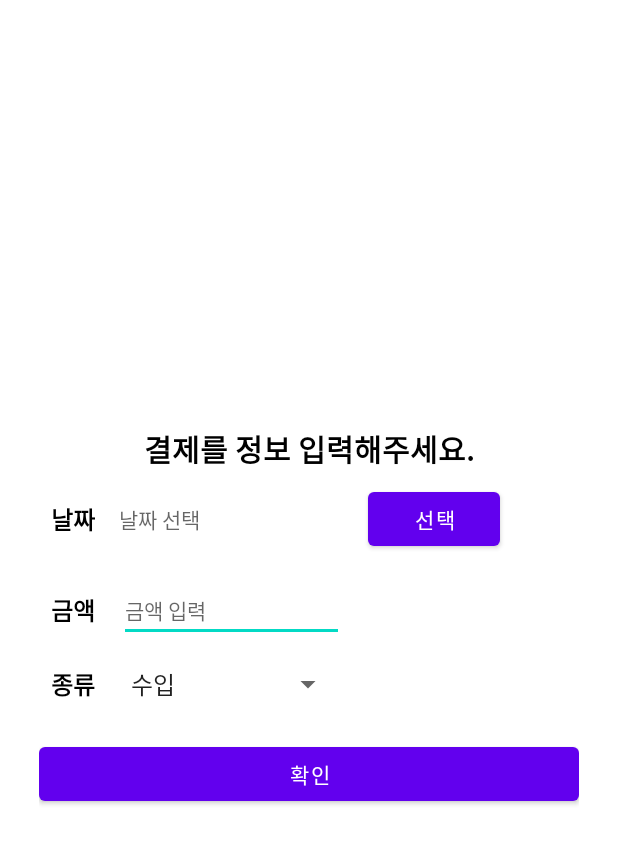
After one commit to gunheehan/AccountBank, an Android app: the layout fragment_payment_input.xml on its own in the app's theme, with its tools: preview values and no code run, on a phone screen of 412 x 824 dp. The commit adds this screen. Shown: the top 844 px of the screen. Run offline under Robolectric (Android 15) with nearby library versions, the phone set to English and light mode, and no system bars.

Commit message:
결제 정보 추가 입력 xml 베이스 추가

```diff
--- /dev/null
+++ b/app/src/main/res/layout/fragment_payment_input.xml
@@ -0,0 +1,113 @@
+<?xml version="1.0" encoding="utf-8"?>
+<LinearLayout xmlns:android="http://schemas.android.com/apk/res/android"
+    android:layout_width="match_parent"
+    android:layout_height="wrap_content"
+    android:orientation="vertical"
+    android:padding="16dp"
+    android:layout_margin="10dp"
+    android:background="@android:color/white"
+    android:gravity="center"
+    android:layout_gravity="center">
+
+    <TextView
+        android:layout_width="wrap_content"
+        android:layout_height="wrap_content"
+        android:text="결제를 정보 입력해주세요."
+        android:textColor="@color/black"
+        android:textSize="20dp"
+        android:textStyle="bold"/>
+
+    <!-- 날짜 선택 -->
+    <LinearLayout
+        android:layout_width="match_parent"
+        android:layout_height="wrap_content"
+        android:orientation="horizontal"
+        android:gravity="center_vertical"
+        android:padding="8dp">
+
+        <TextView
+            android:layout_width="wrap_content"
+            android:layout_height="wrap_content"
+            android:text="날짜"
+            android:textSize="16sp"
+            android:textColor="@color/black"
+            android:textStyle="bold"/>
+
+        <TextView
+            android:id="@+id/payment_select_day_text"
+            android:layout_width="150dp"
+            android:layout_height="wrap_content"
+            android:textSize="14sp"
+            android:layout_marginStart="16dp"
+            android:gravity="center_vertical"
+            android:hint="날짜 선택"/>
+
+        <Button
+            android:id="@+id/payment_select_day_btn"
+            android:layout_width="wrap_content"
+            android:layout_height="wrap_content"
+            android:layout_marginStart="16dp"
+            android:text="선택"
+            android:textSize="14sp"/>
+    </LinearLayout>
+
+    <!-- 금액 입력 -->
+    <LinearLayout
+        android:layout_width="match_parent"
+        android:layout_height="wrap_content"
+        android:orientation="horizontal"
+        android:gravity="center_vertical"
+        android:padding="8dp">
+
+        <TextView
+            android:layout_width="wrap_content"
+            android:layout_height="wrap_content"
+            android:text="금액"
+            android:textSize="16sp"
+            android:textColor="@color/black"
+            android:textStyle="bold"/>
+
+        <EditText
+            android:id="@+id/payment_amount_edit"
+            android:layout_width="150dp"
+            android:layout_height="wrap_content"
+            android:layout_marginStart="16dp"
+            android:inputType="number"
+            android:hint="금액 입력"
+            android:textSize="14sp"
+            android:gravity="center_vertical"/>
+    </LinearLayout>
+
+    <!-- 수입/지출 선택 -->
+    <LinearLayout
+        android:layout_width="match_parent"
+        android:layout_height="wrap_content"
+        android:orientation="horizontal"
+        android:gravity="center_vertical"
+        android:padding="8dp">
+
+        <TextView
+            android:layout_width="wrap_content"
+            android:layout_height="wrap_content"
+            android:text="종류"
+            android:textSize="16sp"
+            android:textColor="@color/black"
+            android:textStyle="bold"/>
+
+        <Spinner
+            android:id="@+id/payment_type_spinner"
+            android:layout_width="150dp"
+            android:layout_height="wrap_content"
+            android:layout_marginStart="16dp"
+            android:entries="@array/payment_types"/>
+    </LinearLayout>
+
+    <!-- 입력 버튼 -->
+    <Button
+        android:id="@+id/payment_insert_btn"
+        android:layout_width="match_parent"
+        android:layout_height="wrap_content"
+        android:text="확인"
+        android:layout_marginTop="16dp"/>
+
+</LinearLayout>
--- a/app/src/main/res/values/strings.xml
+++ b/app/src/main/res/values/strings.xml
@@ -2,4 +2,8 @@
     <string name="app_name">AccountBank</string>
     <!-- TODO: Remove or change this placeholder text -->
     <string name="hello_blank_fragment">Hello blank fragment</string>
+    <string-array name="payment_types">
+        <item>수입</item>
+        <item>지출</item>
+    </string-array>
 </resources>
```
